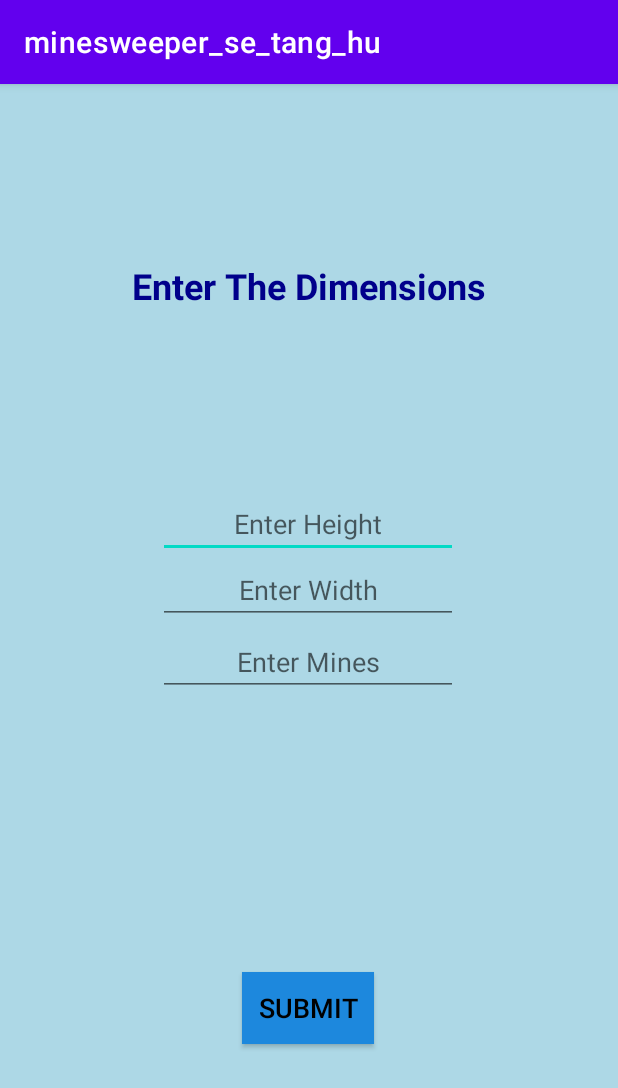
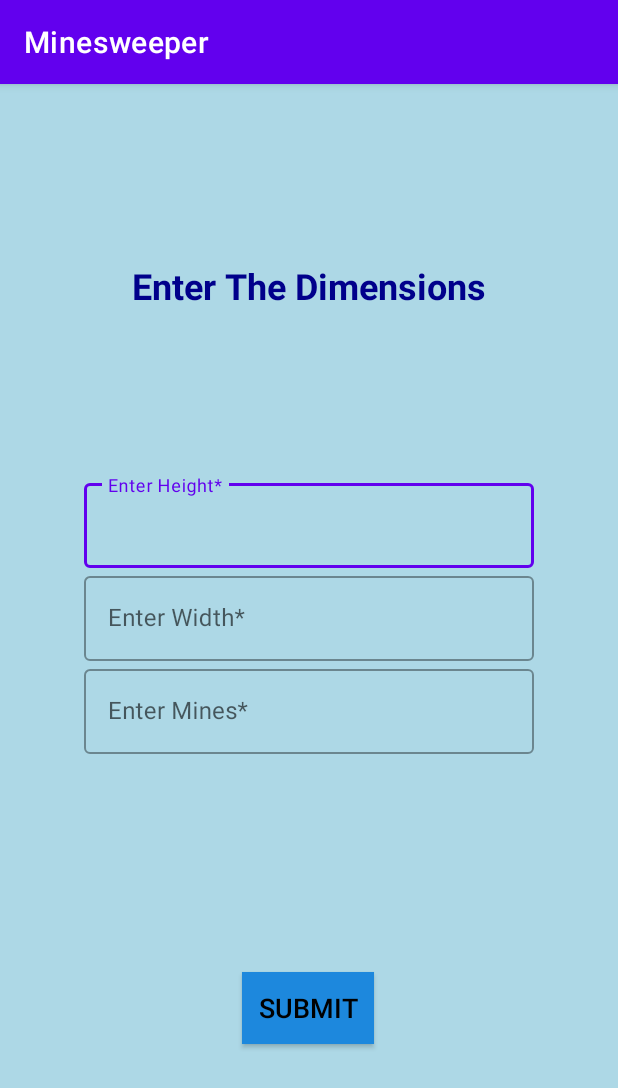
Before and after one commit to shivamgoel008/Minesweeper, an Android app: the CustomBoard screen opened directly, with no data from a screen before it, on a phone screen of 412 x 824 dp. Shown: the top 1088 px of the screen. Run offline under Robolectric (Android 15) with nearby library versions, the phone set to English and light mode, and no system bars.

Commit message:
collapsing issue done

```diff
--- a/app/build.gradle
+++ b/app/build.gradle
@@ -57,4 +57,8 @@ dependencies {
 
 //    live data+viewModel
     implementation 'androidx.lifecycle:lifecycle-extensions:2.1.0'
+
+
+    // Material.io
+    implementation 'com.google.android.material:material:1.1.0-alpha07'
 }
--- a/app/src/main/java/com/example/minesweeper_se_tang_hu/CustomBoard.kt
+++ b/app/src/main/java/com/example/minesweeper_se_tang_hu/CustomBoard.kt
@@ -4,6 +4,8 @@ import android.content.Intent
 import androidx.appcompat.app.AppCompatActivity
 import android.os.Bundle
 import android.widget.EditText
+import com.google.android.material.textfield.TextInputEditText
+import com.google.android.material.textfield.TextInputLayout
 import kotlinx.android.synthetic.main.activity_custom_board.*
 
 class CustomBoard : AppCompatActivity() {
@@ -12,18 +14,18 @@ class CustomBoard : AppCompatActivity() {
         setContentView(R.layout.activity_custom_board)
 
 
-/* edit text */
-        val height: EditText =findViewById(R.id.hi)
-        val width: EditText =findViewById(R.id.wi)
-        val mines: EditText =findViewById(R.id.mi)
+// edit text
+        val height =findViewById<TextInputLayout>(R.id.hi)
+        val width =findViewById<TextInputLayout>(R.id.wi)
+        val mines =findViewById<TextInputLayout>(R.id.mi)
 
 
 /* when user clicks submit button */
         submit.setOnClickListener {
             //after clicking submit button, this will transfer or pass the value which the user has entered
-            var heigh= Integer.parseInt(height.text.toString())
-            var widt= Integer.parseInt(width.text.toString())
-            var mine= Integer.parseInt(mines.text.toString())
+            var heigh= Integer.parseInt(height.editText?.text.toString())
+            var widt= Integer.parseInt(width.editText?.text.toString())
+            var mine= Integer.parseInt(mines.editText?.text.toString())
 
 /* passing the values to the gameplay activity */
             val intent= Intent(this, GamePlay::class.java).apply{
--- a/app/src/main/res/layout/activity_custom_board.xml
+++ b/app/src/main/res/layout/activity_custom_board.xml
@@ -7,52 +7,105 @@
     android:background="#ADD8E6"
     tools:context=".CustomBoard">
 
-    <EditText
+<!--    <EditText-->
+<!--        android:id="@+id/hi"-->
+<!--        android:layout_width="200dp"-->
+<!--        android:layout_height="44dp"-->
+<!--        android:layout_weight="1"-->
+<!--        android:ems="10"-->
+<!--        android:gravity="center"-->
+<!--        android:hint="Enter Height"-->
+<!--        android:inputType="none|number|numberDecimal"-->
+<!--        android:textColor="#000"-->
+<!--        app:layout_constraintBottom_toTopOf="@+id/wi"-->
+<!--        app:layout_constraintEnd_toEndOf="parent"-->
+<!--        app:layout_constraintHorizontal_bias="0.497"-->
+<!--        app:layout_constraintStart_toStartOf="parent" />-->
+
+
+    <com.google.android.material.textfield.TextInputLayout
         android:id="@+id/hi"
-        android:layout_width="200dp"
-        android:layout_height="44dp"
-        android:layout_weight="1"
-        android:ems="10"
-        android:gravity="center"
-        android:hint="Enter Height"
-        android:inputType="none|number|numberDecimal"
-        android:textColor="#000"
+        style="@style/Widget.MaterialComponents.TextInputLayout.OutlinedBox"
+        android:layout_width="300dp"
+        android:layout_height="wrap_content"
+        android:layout_marginTop="100dp"
+        android:hint="Enter Height*"
         app:layout_constraintBottom_toTopOf="@+id/wi"
         app:layout_constraintEnd_toEndOf="parent"
-        app:layout_constraintHorizontal_bias="0.497"
-        app:layout_constraintStart_toStartOf="parent" />
+        app:layout_constraintStart_toStartOf="parent"
+        app:layout_constraintTop_toBottomOf="@+id/textView">
 
-    <EditText
+        <com.google.android.material.textfield.TextInputEditText
+            android:layout_width="match_parent"
+            android:layout_height="wrap_content" />
+
+    </com.google.android.material.textfield.TextInputLayout>
+
+<!--    <EditText-->
+<!--        android:id="@+id/wi"-->
+<!--        android:layout_width="200dp"-->
+<!--        android:layout_height="44dp"-->
+<!--        android:layout_marginBottom="4dp"-->
+<!--        android:layout_weight="1"-->
+<!--        android:ems="10"-->
+<!--        android:gravity="center"-->
+<!--        android:hint="Enter Width"-->
+<!--        android:inputType="none|number|numberDecimal|phone"-->
+<!--        android:textColor="#000"-->
+<!--        app:layout_constraintBottom_toTopOf="@+id/mi"-->
+<!--        app:layout_constraintEnd_toEndOf="parent"-->
+<!--        app:layout_constraintHorizontal_bias="0.497"-->
+<!--        app:layout_constraintStart_toStartOf="parent" />-->
+
+    <com.google.android.material.textfield.TextInputLayout
         android:id="@+id/wi"
-        android:layout_width="200dp"
-        android:layout_height="44dp"
-        android:layout_marginBottom="4dp"
-        android:layout_weight="1"
-        android:ems="10"
-        android:gravity="center"
-        android:hint="Enter Width"
-        android:inputType="none|number|numberDecimal|phone"
-        android:textColor="#000"
-        app:layout_constraintBottom_toTopOf="@+id/mi"
+        style="@style/Widget.MaterialComponents.TextInputLayout.OutlinedBox"
+        android:layout_width="300dp"
+        android:layout_height="wrap_content"
+        android:hint="Enter Width*"
         app:layout_constraintEnd_toEndOf="parent"
-        app:layout_constraintHorizontal_bias="0.497"
-        app:layout_constraintStart_toStartOf="parent" />
+        app:layout_constraintStart_toStartOf="parent"
+        app:layout_constraintTop_toBottomOf="@+id/hi">
 
-    <EditText
+        <com.google.android.material.textfield.TextInputEditText
+            android:layout_width="match_parent"
+            android:layout_height="wrap_content" />
+
+    </com.google.android.material.textfield.TextInputLayout>
+
+
+<!--    <EditText-->
+<!--        android:id="@+id/mi"-->
+<!--        android:layout_width="200dp"-->
+<!--        android:layout_height="44dp"-->
+<!--        android:layout_marginBottom="184dp"-->
+<!--        android:layout_weight="1"-->
+<!--        android:ems="10"-->
+<!--        android:gravity="center"-->
+<!--        android:hint="Enter Mines"-->
+<!--        android:inputType="none|phone"-->
+<!--        android:textColor="#000"-->
+<!--        app:layout_constraintBottom_toTopOf="@+id/submit"-->
+<!--        app:layout_constraintEnd_toEndOf="parent"-->
+<!--        app:layout_constraintHorizontal_bias="0.497"-->
+<!--        app:layout_constraintStart_toStartOf="parent" />-->
+
+    <com.google.android.material.textfield.TextInputLayout
         android:id="@+id/mi"
-        android:layout_width="200dp"
-        android:layout_height="44dp"
-        android:layout_marginBottom="184dp"
-        android:layout_weight="1"
-        android:ems="10"
-        android:gravity="center"
-        android:hint="Enter Mines"
-        android:inputType="none|phone"
-        android:textColor="#000"
-        app:layout_constraintBottom_toTopOf="@+id/submit"
+        style="@style/Widget.MaterialComponents.TextInputLayout.OutlinedBox"
+        android:layout_width="300dp"
+        android:layout_height="wrap_content"
+        android:hint="Enter Mines*"
         app:layout_constraintEnd_toEndOf="parent"
-        app:layout_constraintHorizontal_bias="0.497"
-        app:layout_constraintStart_toStartOf="parent" />
+        app:layout_constraintStart_toStartOf="parent"
+        app:layout_constraintTop_toBottomOf="@+id/wi">
+
+        <com.google.android.material.textfield.TextInputEditText
+            android:layout_width="match_parent"
+            android:layout_height="wrap_content" />
+
+    </com.google.android.material.textfield.TextInputLayout>
+
 
     <TextView
         android:id="@+id/textView"
--- a/app/src/main/res/values/strings.xml
+++ b/app/src/main/res/values/strings.xml
@@ -1,5 +1,5 @@
 <resources xmlns:tools="http://schemas.android.com/tools">
-    <string name="app_name">minesweeper_se_tang_hu</string>
+    <string name="app_name">Minesweeper</string>
     <string name="saved_high_score_key">highscore</string>
     <string name="mine_count">Mine Count</string>
     <string name="timer">Timer</string>
--- a/build.gradle
+++ b/build.gradle
@@ -6,7 +6,7 @@ buildscript {
         jcenter()
     }
     dependencies {
-        classpath "com.android.tools.build:gradle:4.1.2"
+        classpath 'com.android.tools.build:gradle:4.1.3'
         classpath "org.jetbrains.kotlin:kotlin-gradle-plugin:$kotlin_version"
         classpath "androidx.navigation:navigation-safe-args-gradle-plugin:2.1.0"
 
```
Also changed, not shown: app/src/main/res/layout/activity_game_play.xml (+7 -0 lines), app/src/main/res/layout/activity_main.xml (+37 -14 lines).
